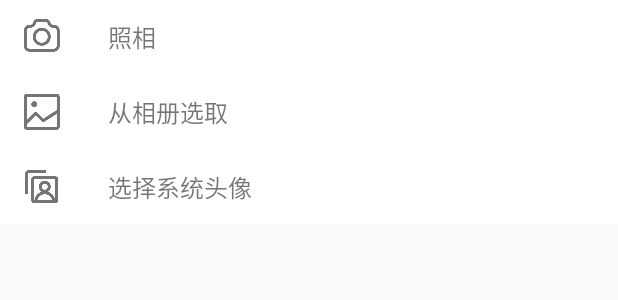
After one commit to HaapyDeng/KnowledgeTree, an Android app: the layout take_photo_pop.xml on its own in the app's theme, with its tools: preview values and no code run, on a phone screen of 412 x 824 dp. The commit adds this screen. Shown: the top 300 px of the screen. Run offline under Robolectric (Android 15) with nearby library versions, the phone set to English and light mode, and no system bars.

Commit message:
照相从底部弹出popowindow

```diff
--- a/app/src/main/res/layout/fragment_my.xml
+++ b/app/src/main/res/layout/fragment_my.xml
@@ -3,6 +3,7 @@
     android:layout_width="match_parent"
     android:layout_height="match_parent"
     android:orientation="vertical"
+    android:id="@+id/myFragment"
     tools:context="com.max_plus.knowledgetree.activity.MyFragment">
 
     <LinearLayout
@@ -35,6 +36,7 @@
             android:orientation="vertical">
 
             <ImageView
+                android:id="@+id/iv_takePhoto"
                 android:layout_width="wrap_content"
                 android:layout_height="wrap_content"
                 android:background="@drawable/combined_shape"
--- /dev/null
+++ b/app/src/main/res/layout/take_photo_pop.xml
@@ -0,0 +1,48 @@
+<?xml version="1.0" encoding="utf-8"?>
+<LinearLayout xmlns:android="http://schemas.android.com/apk/res/android"
+    android:layout_width="match_parent"
+    android:layout_height="wrap_content"
+    android:background="#ffffff"
+    android:id="@+id/pop_layout"
+    android:orientation="vertical">
+
+    <TextView
+        android:id="@+id/take_phone"
+        android:layout_width="match_parent"
+        android:layout_height="50dp"
+        android:layout_weight="1"
+        android:drawableLeft="@drawable/combined_shape"
+        android:drawablePadding="32dp"
+        android:gravity="center_vertical"
+        android:paddingLeft="16dp"
+        android:text="@string/take_photo"
+        android:textColor="#8A000000"
+        android:textSize="16dp" />
+
+    <TextView
+        android:id="@+id/choose_album"
+        android:layout_width="match_parent"
+        android:layout_height="50dp"
+        android:layout_weight="1"
+        android:drawableLeft="@drawable/picture"
+        android:drawablePadding="32dp"
+        android:gravity="center_vertical"
+        android:paddingLeft="16dp"
+        android:text="@string/choose_from_album"
+        android:textColor="#8A000000"
+        android:textSize="16dp" />
+
+    <TextView
+        android:id="@+id/choose_system"
+        android:layout_width="match_parent"
+        android:layout_height="50dp"
+        android:layout_weight="1"
+        android:drawableLeft="@drawable/copy_icon"
+        android:drawablePadding="32dp"
+        android:gravity="center_vertical"
+        android:paddingLeft="16dp"
+        android:text="@string/choose_system_avatar"
+        android:textColor="#8A000000"
+        android:textSize="16dp" />
+
+</LinearLayout>
--- a/app/src/main/res/values/strings.xml
+++ b/app/src/main/res/values/strings.xml
@@ -38,6 +38,9 @@
     <string name="nick_name">昵称</string>
     <string name="set">设置</string>
     <string name="change_password">修改密码</string>
+    <string name="take_photo">照相</string>
+    <string name="choose_from_album">从相册选取</string>
+    <string name="choose_system_avatar">选择系统头像</string>
 
     <!-- Strings related to login -->
     <string name="prompt_email">Email</string>
--- a/app/src/main/res/values/styles.xml
+++ b/app/src/main/res/values/styles.xml
@@ -16,5 +16,11 @@
         <item name="android:windowBackground">@android:color/transparent</item> <!--窗口背景色透明-->
         <item name="android:backgroundDimEnabled">false</item> <!--背景是否模糊显示-->
     </style>
+    给Popupwindow指定开启和关闭动画
+
+    <style name="take_photo_anim" parent="android:Animation">
+        <item name="android:windowEnterAnimation">@anim/pop_enter_anim</item>
+        <item name="android:windowExitAnimation">@anim/pop_exit_anim</item>
+    </style>
 
 </resources>
```
Also changed, not shown: app/src/main/java/com/max_plus/knowledgetree/activity/MyFragment.java (+46 -1 lines), app/src/main/java/com/max_plus/knowledgetree/view/TakePhotoPopWin.java (added, +87 -0 lines), app/src/main/res/anim/pop_enter_anim.xml (added, +12 -0 lines), app/src/main/res/anim/pop_exit_anim.xml (added, +11 -0 lines).
